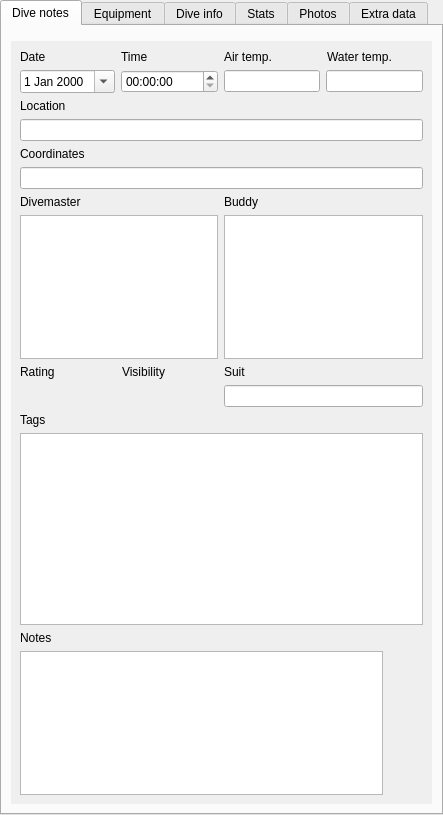
Old version of the form qt-ui/maintab.ui in the repository subsurface/subsurface.
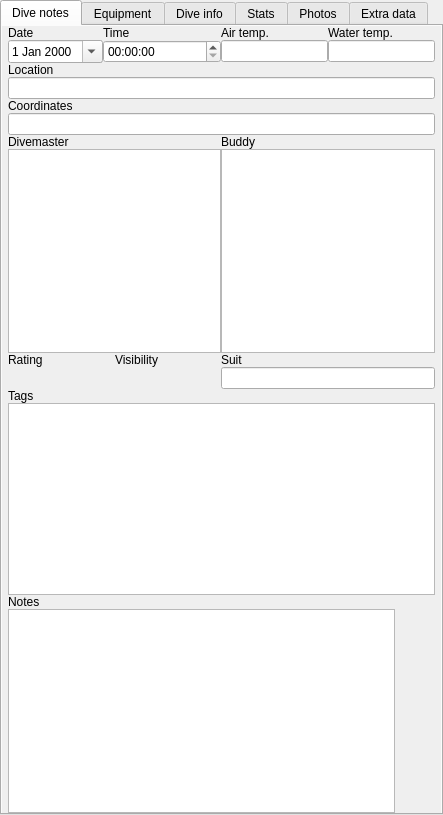
New version of the form. Icons and pictures are not drawn. Custom widgets are drawn as their Qt base class.

Commit message:
Try to fix spacing between widgets.
We had two internal layouts, each of them using 6 of spacing,
wich accounted for 24 of spacing if we took into account
items side by side.

```diff
--- a/qt-ui/maintab.ui
+++ b/qt-ui/maintab.ui
@@ -18,6 +18,21 @@
     <string>Dive notes</string>
    </attribute>
    <layout class="QGridLayout" name="gridLayout_3">
+    <property name="leftMargin">
+     <number>0</number>
+    </property>
+    <property name="topMargin">
+     <number>0</number>
+    </property>
+    <property name="rightMargin">
+     <number>0</number>
+    </property>
+    <property name="bottomMargin">
+     <number>0</number>
+    </property>
+    <property name="spacing">
+     <number>0</number>
+    </property>
     <item row="2" column="1">
      <widget class="KMessageWidget" name="diveNotesMessage" native="true"/>
     </item>
@@ -37,11 +52,26 @@
         <rect>
          <x>0</x>
          <y>0</y>
-         <width>421</width>
-         <height>751</height>
+         <width>435</width>
+         <height>770</height>
         </rect>
        </property>
        <layout class="QGridLayout" name="gridLayout_2">
+        <property name="leftMargin">
+         <number>6</number>
+        </property>
+        <property name="topMargin">
+         <number>0</number>
+        </property>
+        <property name="rightMargin">
+         <number>6</number>
+        </property>
+        <property name="bottomMargin">
+         <number>0</number>
+        </property>
+        <property name="spacing">
+         <number>0</number>
+        </property>
         <item row="0" column="0">
          <widget class="QLabel" name="label_2">
           <property name="text">
@@ -58,6 +88,9 @@
         </item>
         <item row="0" column="2">
          <layout class="QHBoxLayout" name="temperatureLabels">
+          <property name="spacing">
+           <number>0</number>
+          </property>
           <item>
            <widget class="QLabel" name="airTempLabel">
             <property name="text">
@@ -99,6 +132,9 @@
         </item>
         <item row="1" column="2">
          <layout class="QHBoxLayout" name="airWaterTempLayout">
+          <property name="spacing">
+           <number>0</number>
+          </property>
           <item>
            <widget class="QLineEdit" name="airtemp">
             <property name="readOnly">
@@ -159,6 +195,9 @@
         </item>
         <item row="8" column="0" colspan="2">
          <layout class="QHBoxLayout" name="ratingVisibilityLabels">
+          <property name="spacing">
+           <number>0</number>
+          </property>
           <item>
            <widget class="QLabel" name="RatingLabel">
             <property name="sizePolicy">
@@ -217,6 +256,9 @@
         </item>
         <item row="9" column="0" colspan="2">
          <layout class="QHBoxLayout" name="ratingVisibilityWidgets">
+          <property name="spacing">
+           <number>0</number>
+          </property>
           <item>
            <widget class="StarWidget" name="rating" native="true">
             <property name="sizePolicy">
```
Left out of the diff: 67 changed lines with no effect on the pictures.
